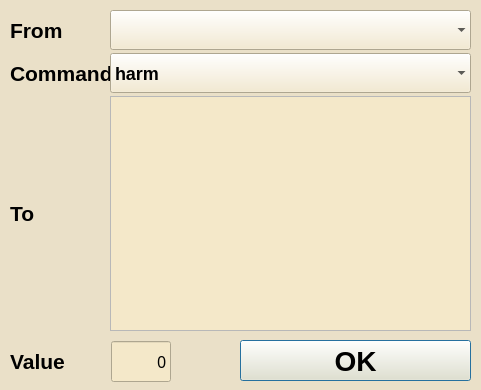
Before: the Qt Designer form src/CommandDialog/commanddialog.ui in lazaropo/2EManager, drawn with Qt 5.
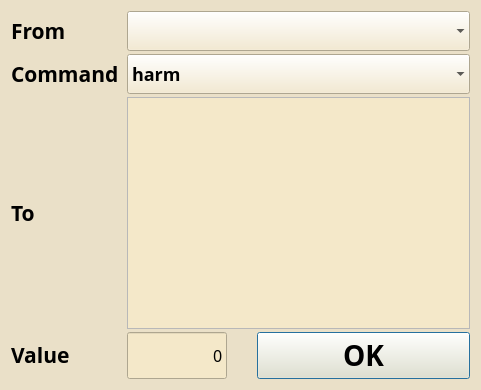
After: the same form once the commit is applied.

Patch:
```diff
--- a/src/CommandDialog/commanddialog.ui
+++ b/src/CommandDialog/commanddialog.ui
@@ -54,109 +54,15 @@
 
 </string>
   </property>
-  <widget class="QPushButton" name="pushButton_accept">
-   <property name="geometry">
-    <rect>
-     <x>240</x>
-     <y>340</y>
-     <width>231</width>
-     <height>41</height>
-    </rect>
-   </property>
-   <property name="text">
-    <string>OK</string>
-   </property>
-  </widget>
-  <widget class="QWidget" name="layoutWidget">
-   <property name="geometry">
-    <rect>
-     <x>10</x>
-     <y>10</y>
-     <width>461</width>
-     <height>321</height>
-    </rect>
-   </property>
+  <layout class="QGridLayout" name="gridLayout_2">
+   <item row="0" column="0">
    <layout class="QGridLayout" name="gridLayout">
     <property name="horizontalSpacing">
-     <number>0</number>
+      <number>8</number>
     </property>
     <property name="verticalSpacing">
      <number>3</number>
     </property>
-    <item row="0" column="1">
-     <widget class="QComboBox" name="comboBox_from">
-      <property name="sizePolicy">
-       <sizepolicy hsizetype="Preferred" vsizetype="Preferred">
-        <horstretch>0</horstretch>
-        <verstretch>0</verstretch>
-       </sizepolicy>
-      </property>
-      <property name="maximumSize">
-       <size>
-        <width>16777215</width>
-        <height>40</height>
-       </size>
-      </property>
-      <property name="frame">
-       <bool>false</bool>
-      </property>
-     </widget>
-    </item>
-    <item row="0" column="0">
-     <widget class="QLabel" name="label_from">
-      <property name="sizePolicy">
-       <sizepolicy hsizetype="Minimum" vsizetype="Preferred">
-        <horstretch>0</horstretch>
-        <verstretch>0</verstretch>
-       </sizepolicy>
-      </property>
-      <property name="maximumSize">
-       <size>
-        <width>100</width>
-        <height>16777215</height>
-       </size>
-      </property>
-      <property name="font">
-       <font>
-        <pointsize>16</pointsize>
-        <italic>false</italic>
-        <bold>true</bold>
-       </font>
-      </property>
-      <property name="text">
-       <string>From</string>
-      </property>
-     </widget>
-    </item>
-    <item row="1" column="1">
-     <widget class="QComboBox" name="comboBox_command">
-      <property name="sizePolicy">
-       <sizepolicy hsizetype="Preferred" vsizetype="Preferred">
-        <horstretch>0</horstretch>
-        <verstretch>0</verstretch>
-       </sizepolicy>
-      </property>
-      <property name="maximumSize">
-       <size>
-        <width>16777215</width>
-        <height>40</height>
-       </size>
-      </property>
-      <property name="frame">
-       <bool>false</bool>
-      </property>
-      <item>
-       <property name="text">
-        <string>harm</string>
-       </property>
-      </item>
-      <item>
-       <property name="text">
-        <string>heal</string>
-       </property>
-      </item>
-     </widget>
-    </item>
     <item row="2" column="0">
      <widget class="QLabel" name="label_to">
       <property name="sizePolicy">
@@ -173,6 +79,7 @@
       </property>
       <property name="font">
        <font>
+         <family>Open Sans</family>
         <pointsize>16</pointsize>
         <italic>false</italic>
         <bold>true</bold>
@@ -183,36 +90,10 @@
       </property>
      </widget>
     </item>
-    <item row="1" column="0">
-     <widget class="QLabel" name="label_command">
-      <property name="sizePolicy">
-       <sizepolicy hsizetype="Minimum" vsizetype="Preferred">
-        <horstretch>0</horstretch>
-        <verstretch>0</verstretch>
-       </sizepolicy>
-      </property>
-      <property name="maximumSize">
-       <size>
-        <width>100</width>
-        <height>16777215</height>
-       </size>
-      </property>
-      <property name="font">
-       <font>
-        <pointsize>16</pointsize>
-        <italic>false</italic>
-        <bold>true</bold>
-       </font>
-      </property>
-      <property name="text">
-       <string>Command</string>
-      </property>
-     </widget>
-    </item>
     <item row="2" column="1">
      <widget class="QScrollArea" name="scrollArea">
       <property name="sizePolicy">
-       <sizepolicy hsizetype="Maximum" vsizetype="Minimum">
+        <sizepolicy hsizetype="Expanding" vsizetype="Minimum">
         <horstretch>0</horstretch>
         <verstretch>0</verstretch>
        </sizepolicy>
@@ -223,6 +104,11 @@
         <height>16777215</height>
        </size>
       </property>
+       <property name="font">
+        <font>
+         <family>Open Sans</family>
+        </font>
+       </property>
       <property name="styleSheet">
        <string notr="true">QScrollArea#scrollArea QScrollBar:vertical{
 width: 10px;
@@ -260,29 +146,115 @@
         <rect>
          <x>0</x>
          <y>0</y>
-         <width>357</width>
+          <width>343</width>
          <height>231</height>
         </rect>
        </property>
       </widget>
      </widget>
     </item>
-   </layout>
-  </widget>
-  <widget class="QWidget" name="layoutWidget">
-   <property name="geometry">
-    <rect>
-     <x>10</x>
-     <y>341</y>
-     <width>161</width>
-     <height>41</height>
-    </rect>
-   </property>
-   <layout class="QHBoxLayout" name="horizontalLayout">
+     <item row="0" column="0">
+      <widget class="QLabel" name="label_from">
+       <property name="sizePolicy">
+        <sizepolicy hsizetype="Minimum" vsizetype="Preferred">
+         <horstretch>0</horstretch>
+         <verstretch>0</verstretch>
+        </sizepolicy>
+       </property>
+       <property name="maximumSize">
+        <size>
+         <width>100</width>
+         <height>16777215</height>
+        </size>
+       </property>
+       <property name="font">
+        <font>
+         <family>Open Sans</family>
+         <pointsize>16</pointsize>
+         <italic>false</italic>
+         <bold>true</bold>
+        </font>
+       </property>
+       <property name="text">
+        <string>From</string>
+       </property>
+      </widget>
+     </item>
+     <item row="1" column="1">
+      <widget class="QComboBox" name="comboBox_command">
+       <property name="sizePolicy">
+        <sizepolicy hsizetype="Expanding" vsizetype="Preferred">
+         <horstretch>0</horstretch>
+         <verstretch>0</verstretch>
+        </sizepolicy>
+       </property>
+       <property name="maximumSize">
+        <size>
+         <width>16777215</width>
+         <height>40</height>
+        </size>
+       </property>
+       <property name="font">
+        <font>
+         <family>Open Sans</family>
+         <pointsize>-1</pointsize>
+         <italic>false</italic>
+         <bold>true</bold>
+        </font>
+       </property>
+       <property name="frame">
+        <bool>false</bool>
+       </property>
     <item>
+        <property name="text">
+         <string>harm</string>
+        </property>
+       </item>
+       <item>
+        <property name="text">
+         <string>heal</string>
+        </property>
+       </item>
+      </widget>
+     </item>
+     <item row="0" column="1">
+      <widget class="QComboBox" name="comboBox_from">
+       <property name="sizePolicy">
+        <sizepolicy hsizetype="Expanding" vsizetype="Preferred">
+         <horstretch>0</horstretch>
+         <verstretch>0</verstretch>
+        </sizepolicy>
+       </property>
+       <property name="maximumSize">
+        <size>
+         <width>16777215</width>
+         <height>40</height>
+        </size>
+       </property>
+       <property name="font">
+        <font>
+         <family>Open Sans</family>
+         <pointsize>-1</pointsize>
+         <italic>false</italic>
+         <bold>true</bold>
+        </font>
+       </property>
+       <property name="frame">
+        <bool>false</bool>
+       </property>
+      </widget>
+     </item>
+     <item row="3" column="0">
      <widget class="QLabel" name="label_value">
+       <property name="sizePolicy">
+        <sizepolicy hsizetype="Minimum" vsizetype="Maximum">
+         <horstretch>0</horstretch>
+         <verstretch>0</verstretch>
+        </sizepolicy>
+       </property>
       <property name="font">
        <font>
+         <family>Open Sans</family>
         <pointsize>16</pointsize>
         <italic>false</italic>
         <bold>true</bold>
@@ -293,17 +265,58 @@
       </property>
      </widget>
     </item>
+     <item row="1" column="0">
+      <widget class="QLabel" name="label_command">
+       <property name="sizePolicy">
+        <sizepolicy hsizetype="Minimum" vsizetype="Preferred">
+         <horstretch>0</horstretch>
+         <verstretch>0</verstretch>
+        </sizepolicy>
+       </property>
+       <property name="minimumSize">
+        <size>
+         <width>100</width>
+         <height>0</height>
+        </size>
+       </property>
+       <property name="maximumSize">
+        <size>
+         <width>16777215</width>
+         <height>16777215</height>
+        </size>
+       </property>
+       <property name="font">
+        <font>
+         <family>Open Sans</family>
+         <pointsize>16</pointsize>
+         <italic>false</italic>
+         <bold>true</bold>
+        </font>
+       </property>
+       <property name="text">
+        <string>Command</string>
+       </property>
+      </widget>
+     </item>
+     <item row="3" column="1">
+      <layout class="QHBoxLayout" name="horizontalLayout_3">
     <item>
      <widget class="QLineEdit" name="lineEdit_value">
       <property name="sizePolicy">
-       <sizepolicy hsizetype="Minimum" vsizetype="Preferred">
+          <sizepolicy hsizetype="Expanding" vsizetype="Minimum">
         <horstretch>0</horstretch>
         <verstretch>0</verstretch>
        </sizepolicy>
       </property>
-      <property name="maximumSize">
+         <property name="minimumSize">
        <size>
         <width>60</width>
+           <height>0</height>
+          </size>
+         </property>
+         <property name="maximumSize">
+          <size>
+           <width>100</width>
         <height>16777215</height>
        </size>
       </property>
@@ -323,8 +336,48 @@
       </property>
      </widget>
     </item>
-   </layout>
-  </widget>
+       <item>
+        <spacer name="horizontalSpacer">
+         <property name="orientation">
+          <enum>Qt::Orientation::Horizontal</enum>
+         </property>
+         <property name="sizeType">
+          <enum>QSizePolicy::Policy::Minimum</enum>
+         </property>
+         <property name="sizeHint" stdset="0">
+          <size>
+           <width>30</width>
+           <height>10</height>
+          </size>
+         </property>
+        </spacer>
+       </item>
+       <item>
+        <widget class="QPushButton" name="pushButton_accept">
+         <property name="sizePolicy">
+          <sizepolicy hsizetype="Expanding" vsizetype="Fixed">
+           <horstretch>0</horstretch>
+           <verstretch>0</verstretch>
+          </sizepolicy>
+         </property>
+         <property name="font">
+          <font>
+           <family>Open Sans</family>
+           <pointsize>-1</pointsize>
+           <italic>false</italic>
+           <bold>true</bold>
+          </font>
+         </property>
+         <property name="text">
+          <string>OK</string>
+         </property>
+        </widget>
+       </item>
+      </layout>
+     </item>
+    </layout>
+   </item>
+  </layout>
  </widget>
  <resources/>
  <connections/>
```
Lines whose indentation alone changed are shown as unchanged.
